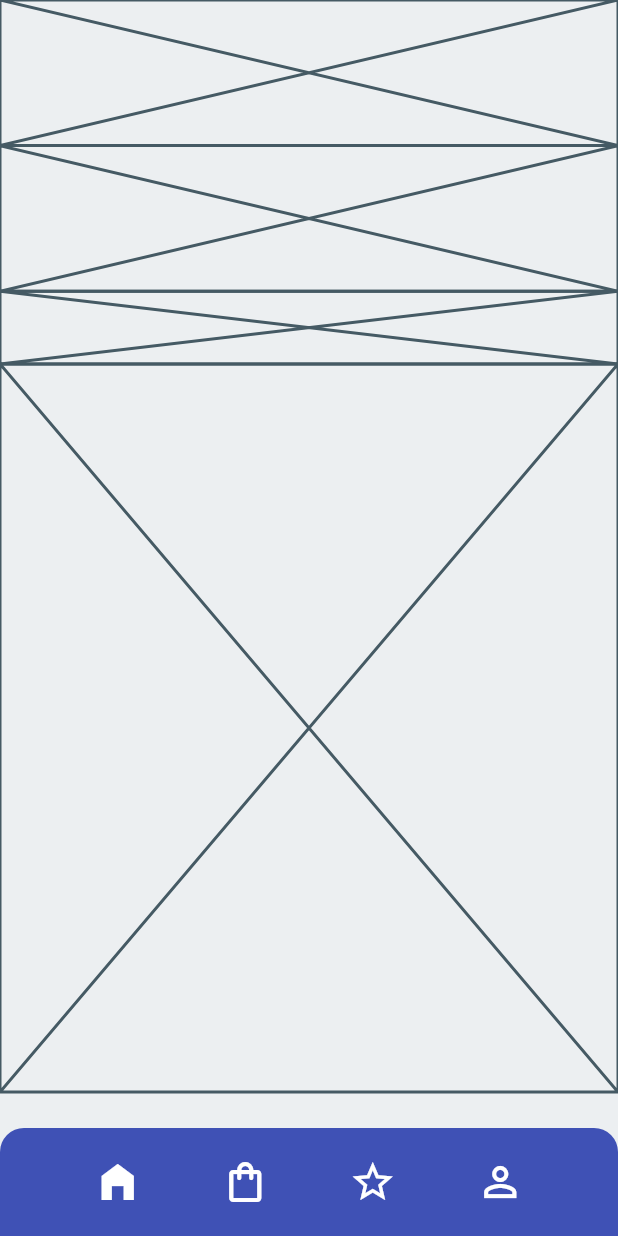
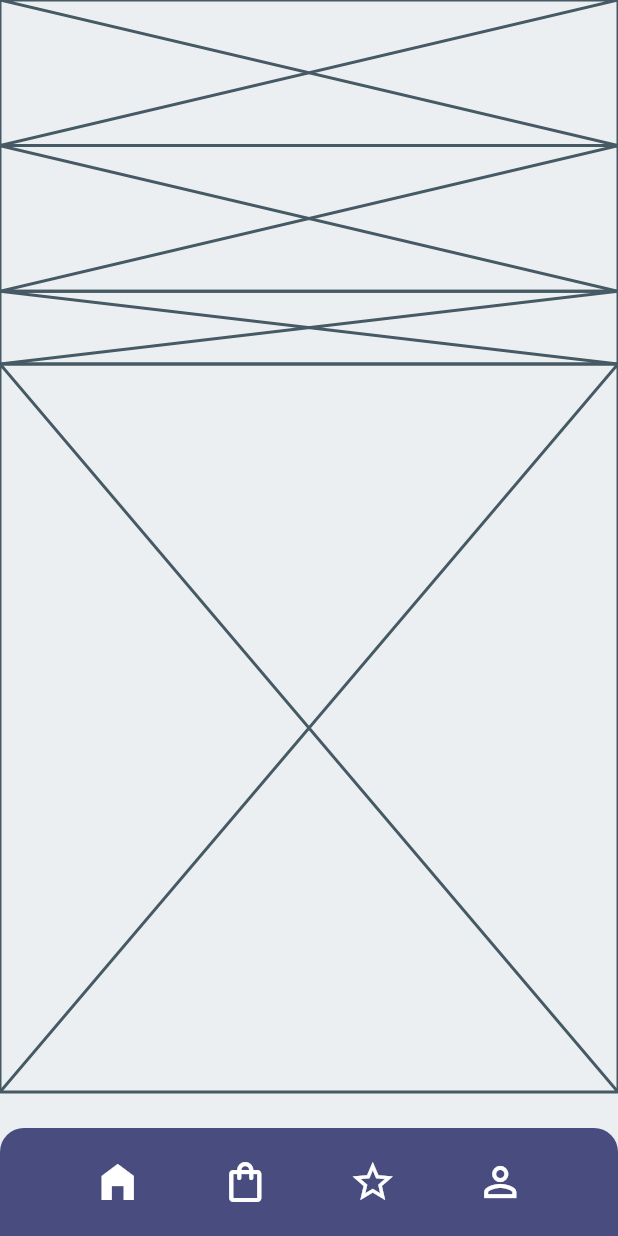
Before and after one commit to JAICHANGPARK/flutter_notebook_11th_story, a Flutter app: the screen it shows after launch, on a phone screen of 412 x 824 dp. Run offline on Flutter 3.47's test engine with Material 2 defaults, Android fonts, the phone set to English and light mode, and no system bars; our stand-ins replace backdrop, badges, flutter_inner_drawer, flutter_slidable, flutter_swiper, google_fonts.

Commit message:
Update furniture_home_page.dart

```diff
--- a/lib/ep735_furniture_app/ui/furniture_home_page.dart
+++ b/lib/ep735_furniture_app/ui/furniture_home_page.dart
@@ -8,7 +8,7 @@ class FurnitureHomePage extends StatefulWidget {
 }
 
 class _FurnitureHomePageState extends State<FurnitureHomePage> {
-  Color mainColor = Color(0xff000000); // 72 76 127
+  Color mainColor = Color(0xff484c7F); // 72 76 127  48 4c 7F
   @override
   Widget build(BuildContext context) {
     return Scaffold(
@@ -37,7 +37,7 @@ class _FurnitureHomePageState extends State<FurnitureHomePage> {
                 child: Container(
                     height: 72,
                     decoration: BoxDecoration(
-                      color: Colors.indigo,
+                      color: mainColor,
                       borderRadius: BorderRadius.only(
                         topLeft: Radius.circular(16),
                         topRight: Radius.circular(16),
```
